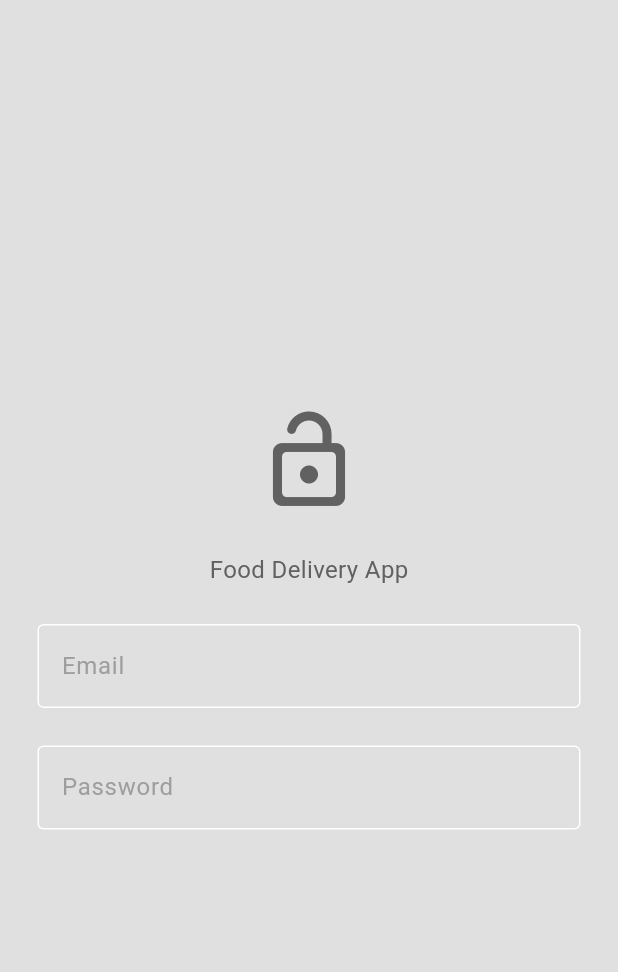
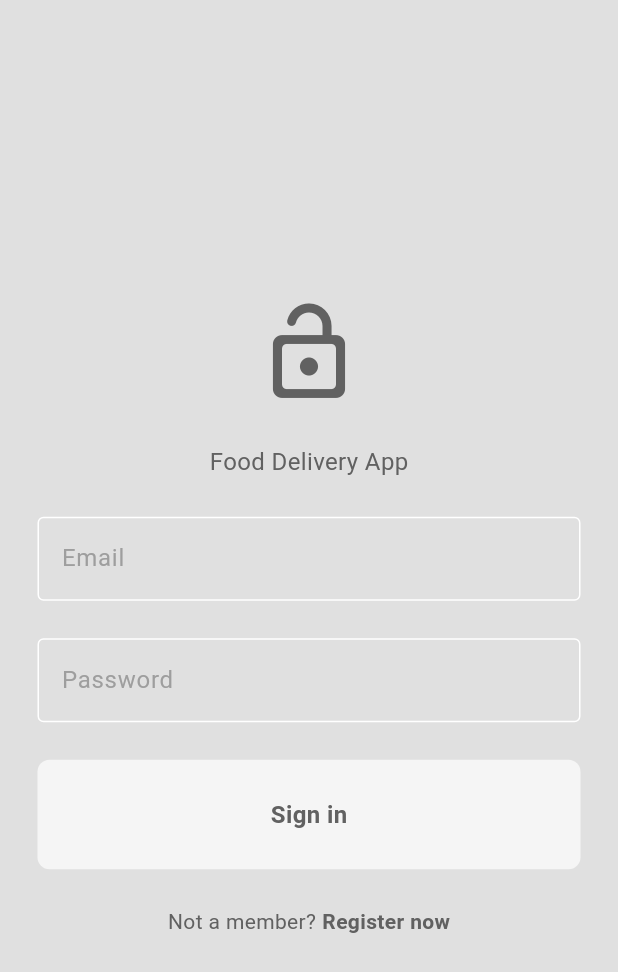
Before and after one commit to Vladimir182/Food_Delovery_app, a Flutter app: the screen it shows after launch, on a phone screen of 412 x 824 dp. Shown: the top 972 px of the screen. Run offline on Flutter 3.47's test engine with Material 3 defaults, Android fonts, the phone set to English and light mode, and no system bars.

Commit message:
added button sign in for login page

```diff
--- /dev/null
+++ b/devtools_options.yaml
@@ -0,0 +1,3 @@
+description: This file stores settings for Dart & Flutter DevTools.
+documentation: https://docs.flutter.dev/tools/devtools/extensions#configure-extension-enablement-states
+extensions:
--- a/lib/components/my_button.dart
+++ b/lib/components/my_button.dart
@@ -1,10 +1,33 @@
 import 'package:flutter/material.dart';
 
 class MyButton extends StatelessWidget {
-  const MyButton({super.key});
+  final Function()? onTap;
+  final String text;
+
+  const MyButton({super.key, this.onTap, required this.text});
 
   @override
   Widget build(BuildContext context) {
-    return Container();
+    return GestureDetector(
+      onTap: onTap,
+      child: Container(
+        padding: const EdgeInsets.all(25.0),
+        margin: EdgeInsets.symmetric(horizontal: 25),
+        decoration: BoxDecoration(
+          color: Theme.of(context).colorScheme.secondary,
+          borderRadius: BorderRadius.circular(8),
+        ),
+        child: Center(
+          child: Text(
+            text,
+            style: TextStyle(
+              fontWeight: FontWeight.bold,
+              color: Theme.of(context).colorScheme.inversePrimary,
+              fontSize: 16,
+            ),
+          ),
+        ),
+      ),
+    );
   }
 }
--- a/lib/main.dart
+++ b/lib/main.dart
@@ -21,7 +21,7 @@ class MyApp extends StatelessWidget {
   Widget build(BuildContext context) {
     return MaterialApp(
       debugShowCheckedModeBanner: false,
-      home: LoginPage(),
+      home: LoginPage(onTap: () {}),
       theme: context.watch<ThemeProvider>().themeData,
     );
   }
--- a/lib/page/login_page.dart
+++ b/lib/page/login_page.dart
@@ -1,12 +1,20 @@
 import 'package:flutter/material.dart';
+import 'package:full_food_delivery/components/my_button.dart';
 import 'package:full_food_delivery/components/my_textfield.dart';
 
-class LoginPage extends StatelessWidget {
+class LoginPage extends StatefulWidget {
+  final void Function()? onTap;
+
+  LoginPage({super.key, this.onTap});
+
+  @override
+  State<LoginPage> createState() => _LoginPageState();
+}
+
+class _LoginPageState extends State<LoginPage> {
   // text editing controller
   final TextEditingController emailController = TextEditingController();
   final TextEditingController passwordController = TextEditingController();
-
-  LoginPage({super.key});
 
   @override
   Widget build(BuildContext context) {
@@ -51,9 +59,37 @@ class LoginPage extends StatelessWidget {
               hintText: "Password",
               obscureText: false,
             ),
+
+            const SizedBox(height: 25),
+
             // sign in button
+            MyButton(text: 'Sign in', onTap: () {}),
+
+            const SizedBox(height: 25),
 
             // not a member? register now
+            Row(
+              mainAxisAlignment: MainAxisAlignment.center,
+              children: [
+                Text(
+                  'Not a member?',
+                  style: TextStyle(
+                    color: Theme.of(context).colorScheme.inversePrimary,
+                  ),
+                ),
+                SizedBox(width: 4),
+                GestureDetector(
+                  onTap: widget.onTap,
+                  child: Text(
+                    'Register now',
+                    style: TextStyle(
+                      color: Theme.of(context).colorScheme.inversePrimary,
+                      fontWeight: FontWeight.bold,
+                    ),
+                  ),
+                ),
+              ],
+            ),
           ],
         ),
       ),
```
